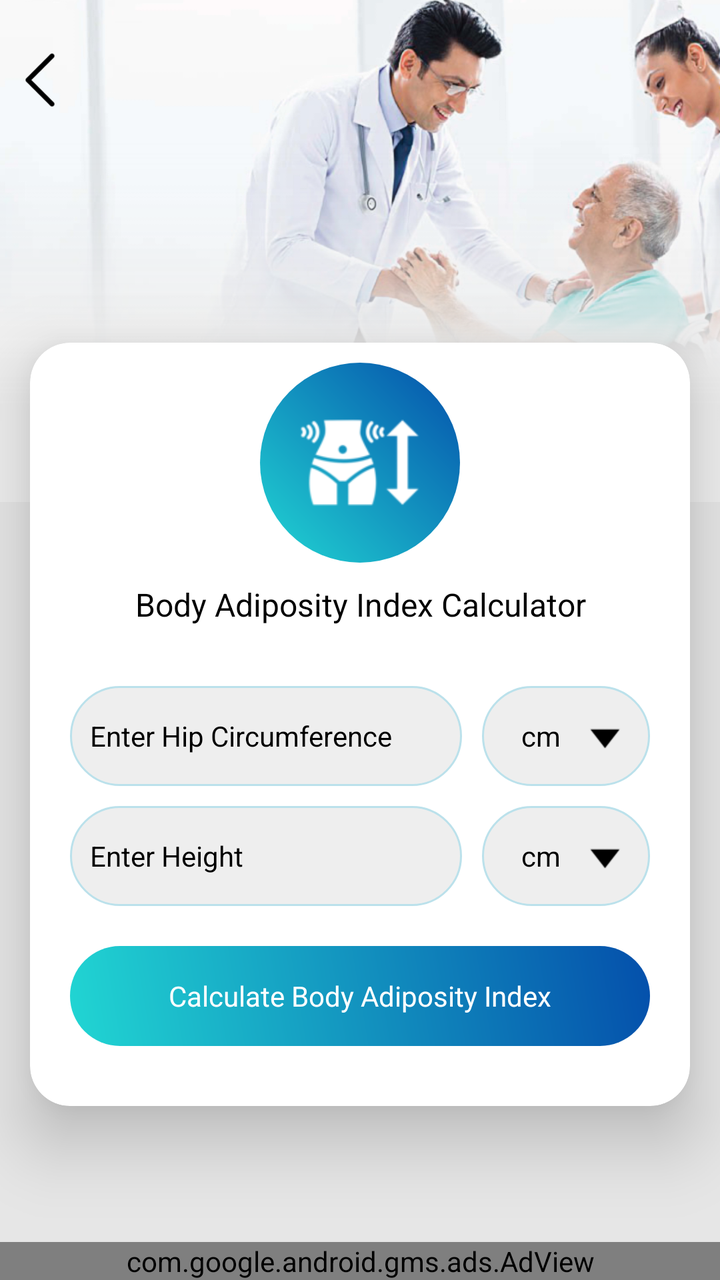
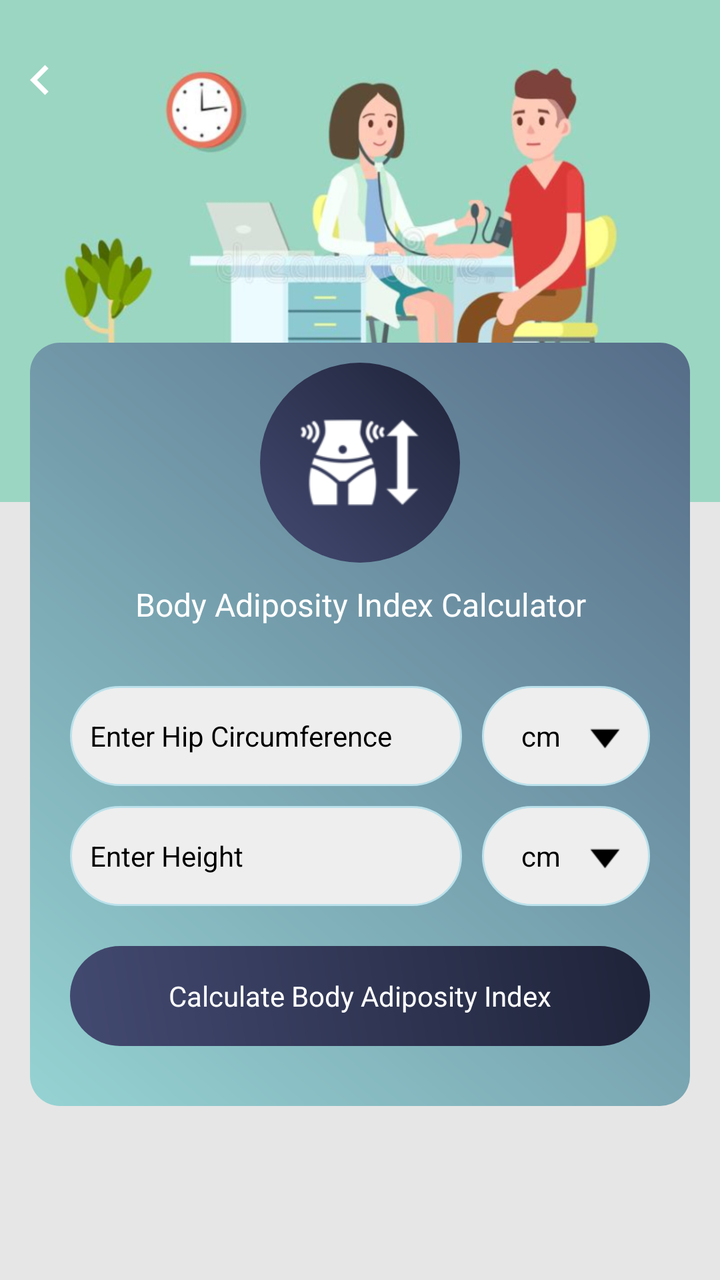

The first picture is an Android layout as it rendered before a commit; the second is the same layout after the commit. The layout source and the unified diff follow.
<!-- AndroidManifest.xml: application theme AppTheme -->
<!-- res/layout/body_adopisity_index.xml -->
<?xml version="1.0" encoding="utf-8"?>
<RelativeLayout xmlns:android="http://schemas.android.com/apk/res/android"
    xmlns:aapt="http://schemas.android.com/aapt"
    xmlns:app="http://schemas.android.com/apk/res-auto"
    android:layout_width="match_parent"
    android:layout_height="match_parent"
    android:background="@color/gray_color"
    android:orientation="vertical">



    <RelativeLayout
        android:id="@+id/banner"
        android:layout_width="match_parent"
        android:layout_height="wrap_content"
        android:background="@mipmap/calculator_banner_2">

    </RelativeLayout>
    <ImageView
        android:id="@+id/iv_back"
        android:layout_width="40dp"
        android:layout_height="40dp"
        android:layout_alignParentLeft="true"
        android:layout_alignParentTop="true"
        android:layout_marginTop="20dp"
        android:padding="5dp"
        android:src="@mipmap/left_arrow" />



    <androidx.cardview.widget.CardView
        android:id="@+id/cardviewone"
        android:layout_marginBottom="60dp"
        android:layout_width="match_parent"
        android:layout_height="wrap_content"
        android:layout_marginLeft="@dimen/text_15"
        android:layout_below="@+id/banner"
        android:layout_marginTop="-80dp"
        android:layout_marginRight="@dimen/text_15"
        android:orientation="horizontal"
        app:cardCornerRadius="20dp"
        app:cardElevation="20dip">



    <ScrollView
        android:layout_width="match_parent"
        android:layout_height="wrap_content"
        android:layout_above="@+id/ad_layout"
        android:layout_below="@+id/tv_body_adopisity_index">

        <LinearLayout
            android:layout_width="match_parent"
            android:layout_height="wrap_content"
            android:layout_marginBottom="10dp"
            android:orientation="vertical">


            <RelativeLayout
                android:layout_width="match_parent"
                android:layout_above="@+id/cardviewone"
                android:layout_marginTop="10dp"

                android:layout_height="wrap_content">
                <RelativeLayout
                    android:id="@+id/rel12"
                    android:layout_width="100dp"
                    android:layout_centerInParent="true"
                    android:background="@drawable/a3_grad"
                    android:layout_height="100dp">

                    <ImageView
                        android:id="@+id/iv_body_adopisity_index"
                        android:layout_width="60dp"
                        android:layout_height="60dp"
                        android:layout_centerHorizontal="true"
                        android:layout_centerInParent="true"
                        android:src="@drawable/img_body_adiposity_index" />
                </RelativeLayout>
            </RelativeLayout>


            <TextView
                android:id="@+id/tv_body_adopisity_index"
                android:layout_width="match_parent"
                android:layout_height="wrap_content"
                android:layout_below="@+id/rel12"
                android:textAlignment="center"
                android:layout_centerHorizontal="true"
                android:layout_margin="10dp"
                android:text="@string/bai_title"
                android:textColor="@color/black"
                android:textSize="@dimen/textsize_16" />

            <LinearLayout
                android:id="@+id/ll_bmi"
                android:layout_width="match_parent"
                android:layout_height="wrap_content"
                android:layout_centerInParent="true"
                android:layout_margin="20dp"
                android:orientation="vertical">

                <LinearLayout
                    android:layout_width="match_parent"
                    android:layout_height="wrap_content"
                    android:layout_centerInParent="true"
                    android:orientation="horizontal"
                    android:weightSum="10">

                    <EditText
                        android:id="@+id/et_weight"
                        android:layout_width="0dp"
                        android:layout_height="50dp"
                        android:layout_weight="7"
                        android:background="@drawable/corner2"
                        android:hint="@string/enter_hip"
                        android:imeOptions="actionPrevious"
                        android:inputType="numberDecimal"
                        android:paddingLeft="10dp"
                        android:textColor="@color/black"
                        android:textColorHint="@color/black"
                        android:textSize="@dimen/textsize_14" />

                    <TextView
                        android:id="@+id/tv_weightunit"
                        android:layout_width="0dp"
                        android:layout_height="match_parent"
                        android:layout_marginLeft="10dp"
                        android:layout_weight="3"
                        android:background="@drawable/corner2"
                        android:drawableRight="@mipmap/down"
                        android:gravity="center"
                        android:padding="10dp"
                        android:paddingLeft="10dp"
                        android:text="@string/cm"
                        android:textColor="@color/black"
                        android:textColorHint="@color/black"
                        android:textSize="@dimen/textsize_14" />
                </LinearLayout>

                <LinearLayout
                    android:layout_width="match_parent"
                    android:layout_height="wrap_content"
                    android:layout_centerInParent="true"
                    android:layout_marginTop="10dp"
                    android:orientation="horizontal"
                    android:weightSum="10">

                    <EditText
                        android:id="@+id/et_height"
                        android:layout_width="0dp"
                        android:layout_height="50dp"
                        android:layout_weight="7"
                        android:background="@drawable/corner2"
                        android:hint="@string/Enter_Height"
                        android:imeOptions="actionPrevious"
                        android:inputType="numberDecimal"
                        android:paddingLeft="10dp"
                        android:textColor="@color/black"
                        android:textColorHint="@color/black"
                        android:textSize="@dimen/textsize_14" />

                    <TextView
                        android:id="@+id/tv_heightunit"
                        android:layout_width="0dp"
                        android:layout_height="match_parent"
                        android:layout_marginLeft="10dp"
                        android:layout_weight="3"
                        android:background="@drawable/corner2"
                        android:drawableRight="@mipmap/down"
                        android:gravity="center"
                        android:padding="10dp"
                        android:paddingLeft="10dp"
                        android:text="@string/cm"
                        android:textColor="@color/black"
                        android:textColorHint="@color/black"
                        android:textSize="@dimen/textsize_14" />
                </LinearLayout>

                <TextView
                    android:id="@+id/tv_search_bai"
                    android:layout_width="match_parent"
                    android:layout_height="50dp"
                    android:layout_marginTop="20dp"
                    android:background="@drawable/a3_grad"
                    android:gravity="center"
                    android:text="@string/cal_title"
                    android:textColor="@color/white"
                    android:textColorHint="@color/white"
                    android:textSize="@dimen/textsize_14" />
            </LinearLayout>
        </LinearLayout>
    </ScrollView>
    </androidx.cardview.widget.CardView>
    <include
        android:id="@+id/ad_layout"
        layout="@layout/native_ad"
        android:layout_width="match_parent"
        android:layout_height="wrap_content"
        android:layout_alignParentLeft="true"
        android:layout_alignParentBottom="true"
        android:layout_gravity="center" />
</RelativeLayout>
<!-- res/layout/native_ad.xml (included above) -->
<?xml version="1.0" encoding="utf-8"?>
<LinearLayout xmlns:android="http://schemas.android.com/apk/res/android"
    xmlns:aapt="http://schemas.android.com/aapt"
    xmlns:app="http://schemas.android.com/apk/res-auto"
    android:layout_width="match_parent"
    android:layout_height="wrap_content"
    android:orientation="vertical">

    <com.google.android.gms.ads.AdView
        android:id="@+id/adView"
        android:layout_width="match_parent"
        android:layout_height="wrap_content"
        android:layout_above="@+id/ll_footer_menu"
        app:adSize="BANNER"
        app:adUnitId="@string/banner_ad" />
</LinearLayout>
<!-- resources referenced by this layout -->
<resources>
  <color name="black">#000000</color>
  <color name="gray_color">#E6E6E6</color>
  <color name="white">#ffffff</color>
  <dimen name="text_15">15sp</dimen>
  <dimen name="textsize_14">14sp</dimen>
  <dimen name="textsize_16">16sp</dimen>
  <!-- drawable a3_grad (drawable) -->
  <?xml version="1.0" encoding="utf-8"?>
  <shape xmlns:android="http://schemas.android.com/apk/res/android">
      <gradient
          android:angle="225"
          android:endColor="#21d6d3"
          android:startColor="#044fab" />
  
      <corners android:radius="200dp"/>
      
  </shape>
  <!-- drawable corner2 (drawable) -->
  <?xml version="1.0" encoding="utf-8"?>
  <shape xmlns:android="http://schemas.android.com/apk/res/android"
      android:shape="rectangle">
  
  
      <stroke
          android:width="1dp"
          android:color="#BBE1EB"/>
  
      <corners android:radius="200dp"/>
  
      <solid
          android:color="#EEEEEE"/>
  
  </shape>
  <!-- drawable img_body_adiposity_index: png bitmap (drawable, 2631 bytes) -->
  <!-- mipmap calculator_banner_2: png bitmap (mipmap-xhdpi, 230774 bytes) -->
  <!-- mipmap down: png bitmap (mipmap-xhdpi, 325 bytes) -->
  <!-- mipmap left_arrow: png bitmap (mipmap-xhdpi, 499 bytes) -->
  <string name="Enter_Height">Enter Height</string>
  <string name="bai_title">Body Adiposity Index Calculator</string>
  <string name="banner_ad">ca-app-pub-3940256099942544/6300978111</string>
  <string name="cal_title">Calculate Body Adiposity Index</string>
  <string name="cm">cm</string>
  <string name="enter_hip">Enter Hip Circumference</string>
  <style name="AppTheme" parent="Theme.AppCompat.Light.DarkActionBar">
          
          <item name="colorPrimary">@color/colorPrimary</item>
          <item name="colorPrimaryDark">@color/colorPrimaryDark</item>
          <item name="colorAccent">@color/colorAccent</item>
      </style>
  <color name="colorPrimary">#36D1DC</color>
  <color name="colorPrimaryDark">#044fab</color>
  <color name="colorAccent">#03DAC5</color>
</resources>

<!-- the commit's change to res/layout/body_adopisity_index.xml (unified diff, before → after) -->
@@ -24,11 +24,11 @@
         android:layout_alignParentTop="true"
         android:layout_marginTop="20dp"
         android:padding="5dp"
-        android:src="@mipmap/left_arrow" />
-
-
-
-    <androidx.cardview.widget.CardView
+        android:src="@drawable/ic_chevron_left_white_24dp" />
+
+
+
+    <LinearLayout
         android:id="@+id/cardviewone"
         android:layout_marginBottom="60dp"
         android:layout_width="match_parent"
@@ -38,7 +38,7 @@
         android:layout_marginTop="-80dp"
         android:layout_marginRight="@dimen/text_15"
         android:orientation="horizontal"
-        app:cardCornerRadius="20dp"
+        android:background="@drawable/a2_grad_black"
         app:cardElevation="20dip">
 
 
@@ -46,7 +46,7 @@
     <ScrollView
         android:layout_width="match_parent"
         android:layout_height="wrap_content"
-        android:layout_above="@+id/ad_layout"
+        android:layout_above="@+id/normal_ad_include"
         android:layout_below="@+id/tv_body_adopisity_index">
 
         <LinearLayout
@@ -89,7 +89,7 @@
                 android:layout_centerHorizontal="true"
                 android:layout_margin="10dp"
                 android:text="@string/bai_title"
-                android:textColor="@color/black"
+                android:textColor="@color/white"
                 android:textSize="@dimen/textsize_16" />
 
             <LinearLayout
@@ -191,30 +191,11 @@
             </LinearLayout>
         </LinearLayout>
     </ScrollView>
-    </androidx.cardview.widget.CardView>
-    <include
-        android:id="@+id/ad_layout"
-        layout="@layout/native_ad"
-        android:layout_width="match_parent"
-        android:layout_height="wrap_content"
-        android:layout_alignParentLeft="true"
-        android:layout_alignParentBottom="true"
-        android:layout_gravity="center" />
+    </LinearLayout>
+    <LinearLayout
+        android:id="@+id/normal_ad_include"
+        android:layout_width="match_parent"
+        android:layout_height="wrap_content"
+        android:orientation="vertical"
+        android:layout_alignParentBottom="true"/>
 </RelativeLayout>
-<!-- res/layout/native_ad.xml (included above) -->
-<?xml version="1.0" encoding="utf-8"?>
-<LinearLayout xmlns:android="http://schemas.android.com/apk/res/android"
-    xmlns:aapt="http://schemas.android.com/aapt"
-    xmlns:app="http://schemas.android.com/apk/res-auto"
-    android:layout_width="match_parent"
-    android:layout_height="wrap_content"
-    android:orientation="vertical">
-
-    <com.google.android.gms.ads.AdView
-        android:id="@+id/adView"
-        android:layout_width="match_parent"
-        android:layout_height="wrap_content"
-        android:layout_above="@+id/ll_footer_menu"
-        app:adSize="BANNER"
-        app:adUnitId="@string/banner_ad" />
-</LinearLayout>
<!-- resource entries referenced after the edit -->
@@ -6,16 +6,27 @@
   <dimen name="text_15">15sp</dimen>
   <dimen name="textsize_14">14sp</dimen>
   <dimen name="textsize_16">16sp</dimen>
-  <!-- drawable a3_grad (drawable) -->
+  <!-- drawable a2_grad_black (drawable) -->
   <?xml version="1.0" encoding="utf-8"?>
   <shape xmlns:android="http://schemas.android.com/apk/res/android">
       <gradient
           android:angle="225"
-          android:endColor="#21d6d3"
-          android:startColor="#044fab" />
+          android:endColor="#96D3D3"
+          android:startColor="#566C88" />
   
-      <corners android:radius="200dp"/>
-      
+      <corners android:radius="15dp"/>
+  
+  </shape>
+  <!-- drawable a3_grad (drawable) -->
+  <?xml version="1.0" encoding="utf-8"?>
+  <shape xmlns:android="http://schemas.android.com/apk/res/android">
+  <gradient
+      android:angle="225"
+      android:endColor="#434A71"
+      android:startColor="#1F2339" />
+  
+  <corners android:radius="200dp"/>
+  
   </shape>
   <!-- drawable corner2 (drawable) -->
   <?xml version="1.0" encoding="utf-8"?>
@@ -33,13 +44,17 @@
           android:color="#EEEEEE"/>
   
   </shape>
+  <!-- drawable ic_chevron_left_white_24dp (drawable) -->
+  <vector android:height="24dp" android:tint="#FFFFFF"
+      android:viewportHeight="24" android:viewportWidth="24"
+      android:width="24dp" xmlns:android="http://schemas.android.com/apk/res/android">
+      <path android:fillColor="@android:color/white" android:pathData="M15.41,7.41L14,6l-6,6 6,6 1.41,-1.41L10.83,12z"/>
+  </vector>
   <!-- drawable img_body_adiposity_index: png bitmap (drawable, 2631 bytes) -->
-  <!-- mipmap calculator_banner_2: png bitmap (mipmap-xhdpi, 230774 bytes) -->
+  <!-- mipmap calculator_banner_2: png bitmap (mipmap-xhdpi, 192739 bytes) -->
   <!-- mipmap down: png bitmap (mipmap-xhdpi, 325 bytes) -->
-  <!-- mipmap left_arrow: png bitmap (mipmap-xhdpi, 499 bytes) -->
   <string name="Enter_Height">Enter Height</string>
   <string name="bai_title">Body Adiposity Index Calculator</string>
-  <string name="banner_ad">ca-app-pub-3940256099942544/6300978111</string>
   <string name="cal_title">Calculate Body Adiposity Index</string>
   <string name="cm">cm</string>
   <string name="enter_hip">Enter Hip Circumference</string>
@@ -49,8 +64,8 @@
           <item name="colorPrimaryDark">@color/colorPrimaryDark</item>
           <item name="colorAccent">@color/colorAccent</item>
       </style>
-  <color name="colorPrimary">#36D1DC</color>
-  <color name="colorPrimaryDark">#044fab</color>
-  <color name="colorAccent">#03DAC5</color>
+  <color name="colorPrimary">#434A71</color>
+  <color name="colorPrimaryDark">#1F2339</color>
+  <color name="colorAccent">#1F2339</color>
 </resources>
 
